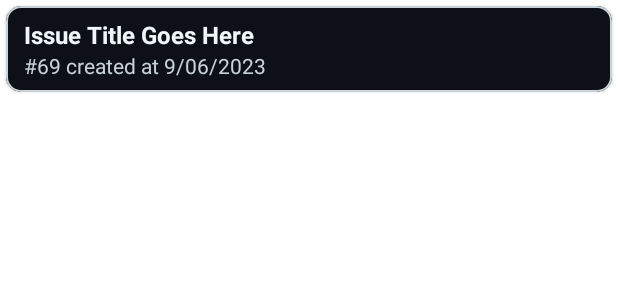
After one commit to Tejas-67/RepoSpect, an Android app: the layout issue_item_view.xml on its own in the app's theme, with its tools: preview values and no code run, on a phone screen of 412 x 824 dp. The commit adds this screen. Shown: the top 300 px of the screen. Run offline under Robolectric (Android 15) with nearby library versions, the phone set to English and light mode, and no system bars.

Commit message:
Implemented IssueFragment.kt

```diff
--- a/app/src/main/java/com/example/repospect/Adapters/ViewPagerAdapter.kt
+++ b/app/src/main/java/com/example/repospect/Adapters/ViewPagerAdapter.kt
@@ -25,7 +25,7 @@ class ViewPagerAdapter(
     override fun createFragment(position: Int): Fragment {
         return when (position) {
             0 -> BranchFragment(_VM, fullName)
-            1 -> IssueFragment()
+            1 -> IssueFragment(_VM, fullName)
             else -> Fragment()
         }
     }
--- /dev/null
+++ b/app/src/main/java/com/example/repospect/DataModel/Issues.kt
@@ -0,0 +1,3 @@
+package com.example.repospect.DataModel
+
+class Issues : ArrayList<Issue>()
--- a/app/src/main/java/com/example/repospect/Database/RepoDao.kt
+++ b/app/src/main/java/com/example/repospect/Database/RepoDao.kt
@@ -10,6 +10,9 @@ interface RepoDao {
     @Insert(onConflict = OnConflictStrategy.REPLACE)
     suspend fun insertRepo(repo: Repo)
 
+    @Query("SELECT * FROM Repo WHERE pid = :elementId LIMIT 1")
+    suspend fun checkElement(elementId: Int): Repo
+
     @Delete
     suspend fun deleteRepo(repo: Repo)
 
--- a/app/src/main/java/com/example/repospect/Fragments/AddRepoFragment.kt
+++ b/app/src/main/java/com/example/repospect/Fragments/AddRepoFragment.kt
@@ -6,6 +6,7 @@ import android.view.LayoutInflater
 import android.view.View
 import android.view.ViewGroup
 import android.widget.Toast
+import androidx.lifecycle.MutableLiveData
 import androidx.lifecycle.Observer
 import androidx.navigation.fragment.findNavController
 import com.example.repospect.Activities.MainActivity
@@ -57,7 +58,7 @@ class AddRepoFragment : Fragment() {
         viewModel.searchedRepo.observe(viewLifecycleOwner, Observer {
             when(it){
                 is Resource.Success -> {
-                    navigateToViewRepoFragment(it.data!!)
+                    if(!it.data!!.full_name.isNullOrEmpty()) navigateToViewRepoFragment(it.data!!)
                 }
                 is Resource.Loading -> {
                     showProgressBar()
@@ -71,6 +72,7 @@ class AddRepoFragment : Fragment() {
     }
 
     private fun navigateToHome(){
+        viewModel.searchedRepo= MutableLiveData()
         val action=AddRepoFragmentDirections.actionAddRepoFragmentToHomeFragment()
         findNavController().navigate(action)
     }
--- /dev/null
+++ b/app/src/main/res/layout/issue_item_view.xml
@@ -0,0 +1,35 @@
+<?xml version="1.0" encoding="utf-8"?>
+<com.google.android.material.card.MaterialCardView
+    xmlns:android="http://schemas.android.com/apk/res/android"
+    xmlns:app="http://schemas.android.com/apk/res-auto"
+    android:layout_width="match_parent"
+    android:backgroundTint="@color/primary_blue"
+    android:layout_margin="4dp"
+    app:cardCornerRadius="10dp"
+    app:strokeColor="@color/text_color_secondary"
+    app:strokeWidth="1dp"
+    android:layout_height="wrap_content">
+    <LinearLayout
+        android:layout_width="match_parent"
+        android:paddingLeft="12dp"
+        android:paddingTop="8dp"
+        android:paddingBottom="8dp"
+        android:paddingRight="12dp"
+        android:orientation="vertical"
+        android:layout_height="wrap_content">
+        <com.google.android.material.textview.MaterialTextView
+            android:layout_width="wrap_content"
+            android:layout_height="wrap_content"
+            android:id="@+id/issue_title"
+            android:textColor="@color/text_color_primary"
+            android:textSize="16dp"
+            android:textStyle="bold"
+            android:text="Issue Title Goes Here"/>
+        <com.google.android.material.textview.MaterialTextView
+            android:layout_width="wrap_content"
+            android:textColor="@color/text_color_secondary"
+            android:text="#69 created at 9/06/2023"
+            android:id="@+id/issue_number_created_at"
+            android:layout_height="wrap_content"/>
+    </LinearLayout>
+</com.google.android.material.card.MaterialCardView>
--- a/app/src/main/res/layout/item_view.xml
+++ b/app/src/main/res/layout/item_view.xml
@@ -2,7 +2,7 @@
 <com.google.android.material.card.MaterialCardView xmlns:android="http://schemas.android.com/apk/res/android"
     xmlns:app="http://schemas.android.com/apk/res-auto"
     android:layout_height="wrap_content"
-    android:backgroundTint="@color/primary_light"
+    android:backgroundTint="@color/primary_blue"
     app:cardCornerRadius="6dp"
     android:layout_margin="4dp"
     android:layout_width="match_parent">
@@ -17,7 +17,7 @@
             android:layout_marginTop="8dp"
             android:layout_marginBottom="8dp"
             android:text="Repo Name Goes here"
-            android:textColor="@color/text_color_primary"
+            android:textColor="@color/text_color_secondary"
             android:textSize="18sp"
             android:id="@+id/repo_name_tv"/>
     </LinearLayout>
--- a/app/src/main/res/values/colors.xml
+++ b/app/src/main/res/values/colors.xml
@@ -11,6 +11,7 @@
     <!--color scheme-->
     <color name="primary_light">#161b22</color>
     <color name="primary_dark">#010409</color>
+    <color name="primary_blue">#0d1117</color>
     <color name="button_blue">#1f6feb</color>
     <color name="primary_orange">#f85149</color>
     <color name="primary_green">#26a641</color>
```
Also changed, not shown: app/src/main/java/com/example/repospect/API/GithubAPI.kt (+7 -0 lines), app/src/main/java/com/example/repospect/Adapters/IssueAdapter.kt (added, +38 -0 lines), app/src/main/java/com/example/repospect/DataModel/Issue.kt (added, +11 -0 lines), app/src/main/java/com/example/repospect/DataModel/Repo.kt (+21 -21 lines), app/src/main/java/com/example/repospect/DataModel/User.kt (added, +8 -0 lines), app/src/main/java/com/example/repospect/Fragments/IssueFragment.kt (+57 -4 lines), app/src/main/java/com/example/repospect/Fragments/ViewRepoFragment.kt (+9 -6 lines), app/src/main/java/com/example/repospect/Repository/RepoRepository.kt (+7 -0 lines), app/src/main/java/com/example/repospect/UI/RepoViewModel.kt (+21 -8 lines), app/src/main/res/layout/fragment_issue.xml (+29 -11 lines).
